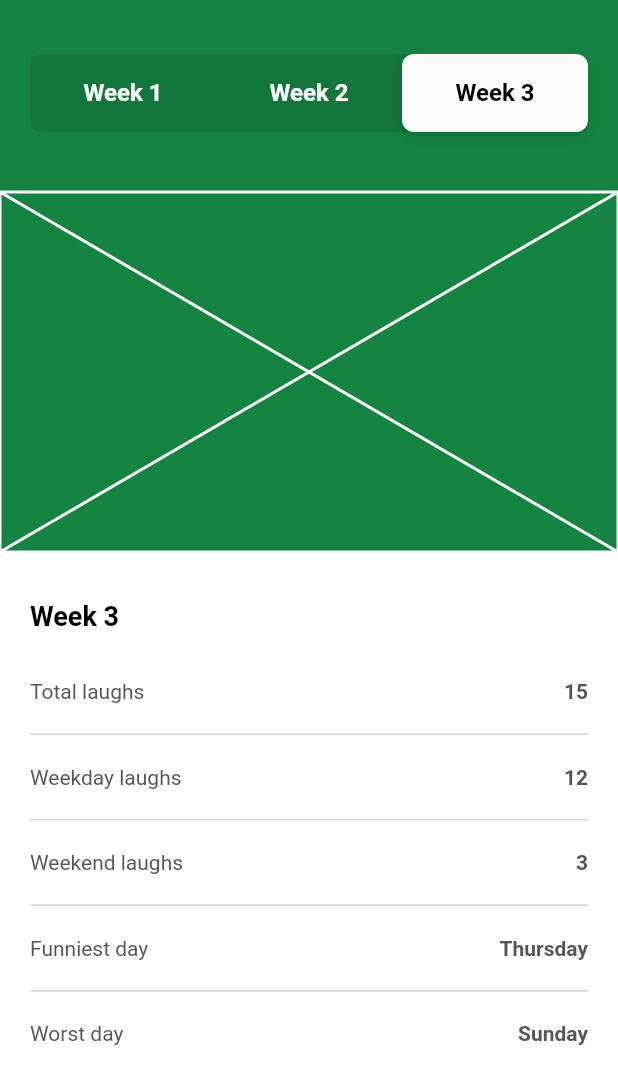
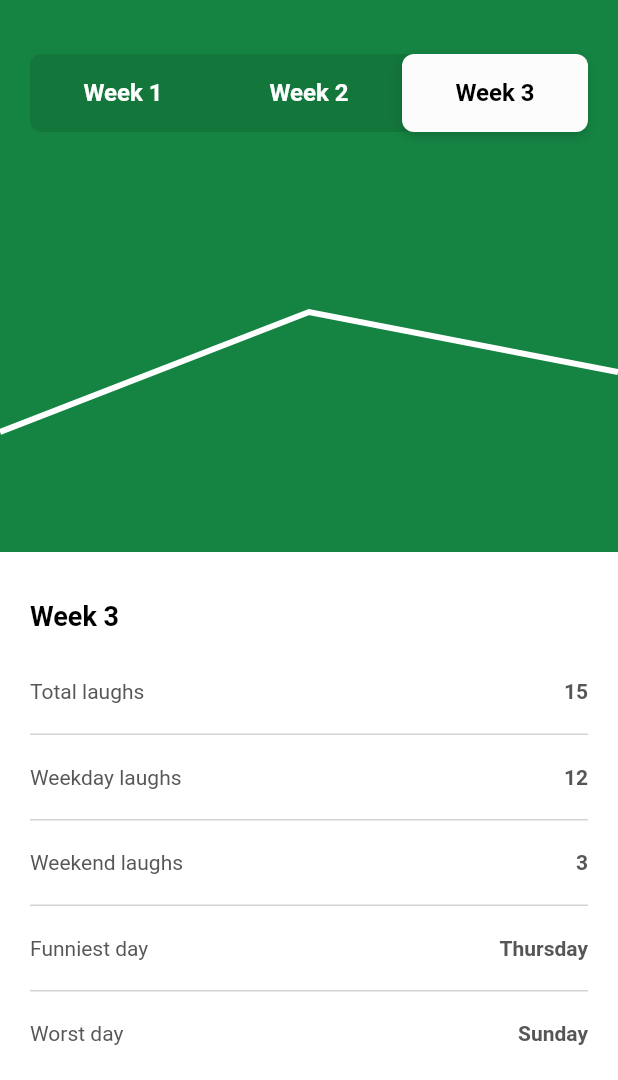
Before and after one commit to samasmith89/loltracker, a Flutter app: the screen it shows after launch, on a phone screen of 412 x 824 dp, the part 156-1236 px from its top. Run offline on Flutter 3.47's test engine with Material 2 defaults, Android fonts, the phone set to English and light mode, and no system bars.

```diff
--- a/lib/main.dart
+++ b/lib/main.dart
@@ -87,6 +87,16 @@ class _DashboardState extends State<Dashboard>
     });
   }
 
+  Path drawPath() {
+    final w = MediaQuery.of(context).size.width;
+    final h = chartHeight;
+    final path = Path();
+    path.moveTo(0, h);
+    path.lineTo(w / 2, h * 0.5);
+    path.lineTo(w, h * 0.75);
+    return path;
+  }
+
   @override
   Widget build(BuildContext context) {
     return Stack(
@@ -142,8 +152,10 @@ class _DashboardState extends State<Dashboard>
                 children: [
                   Container(
                     height: chartHeight + 80,
-                    child: const Placeholder(
-                      color: Colors.white,
+                    child: CustomPaint(
+                      size:
+                          Size(MediaQuery.of(context).size.width, chartHeight),
+                      painter: PathPainter(path: drawPath()),
                     ),
                   )
                 ],
@@ -189,3 +201,20 @@ class DashboardBackground extends StatelessWidget {
     );
   }
 }
+
+class PathPainter extends CustomPainter {
+  Path path;
+  PathPainter({required this.path});
+  @override
+  void paint(Canvas canvas, Size size) {
+    // paint the line
+    final paint = Paint()
+      ..color = Colors.white
+      ..style = PaintingStyle.stroke
+      ..strokeWidth = 4.0;
+    canvas.drawPath(path, paint);
+  }
+
+  @override
+  bool shouldRepaint(CustomPainter oldDelegate) => false;
+}
```
Also changed, not shown: 1 other file.
